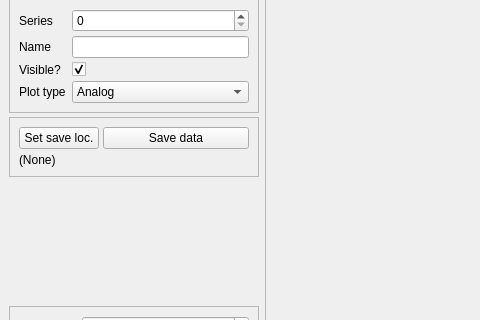
Before: the Qt Designer form src/splot/splot.ui in starfishneuroscience/splot, drawn with Qt 5; both pictures show x 0 to 480 and y 317 to 637 of the 790 by 725 pixel window.
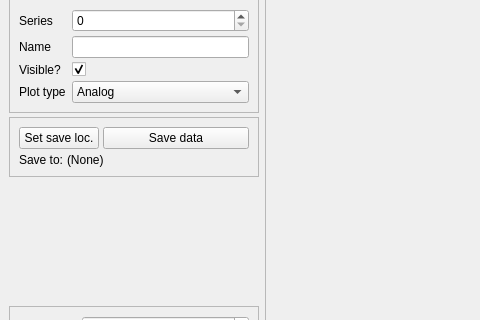
After: the same form once the commit is applied.

Commit message: now saves binary files prepended with header info as json

Patch:
```diff
--- a/src/splot/splot.ui
+++ b/src/splot/splot.ui
@@ -553,11 +553,22 @@
                 </layout>
                </item>
                <item>
+                <layout class="QFormLayout" name="formLayout_5">
+                 <item row="0" column="0">
+                  <widget class="QLabel" name="saveToLabel">
+                   <property name="text">
+                    <string>Save to:</string>
+                   </property>
+                  </widget>
+                 </item>
+                 <item row="0" column="1">
                 <widget class="QLabel" name="saveLocationLabel">
                  <property name="text">
                   <string>(None)</string>
                  </property>
                 </widget>
+                 </item>
+                </layout>
                </item>
               </layout>
              </widget>
```
Left out of the diff: 3 changed lines with no effect on the pictures. Lines whose indentation alone changed are shown as unchanged. The commit also changes 2 other files.
